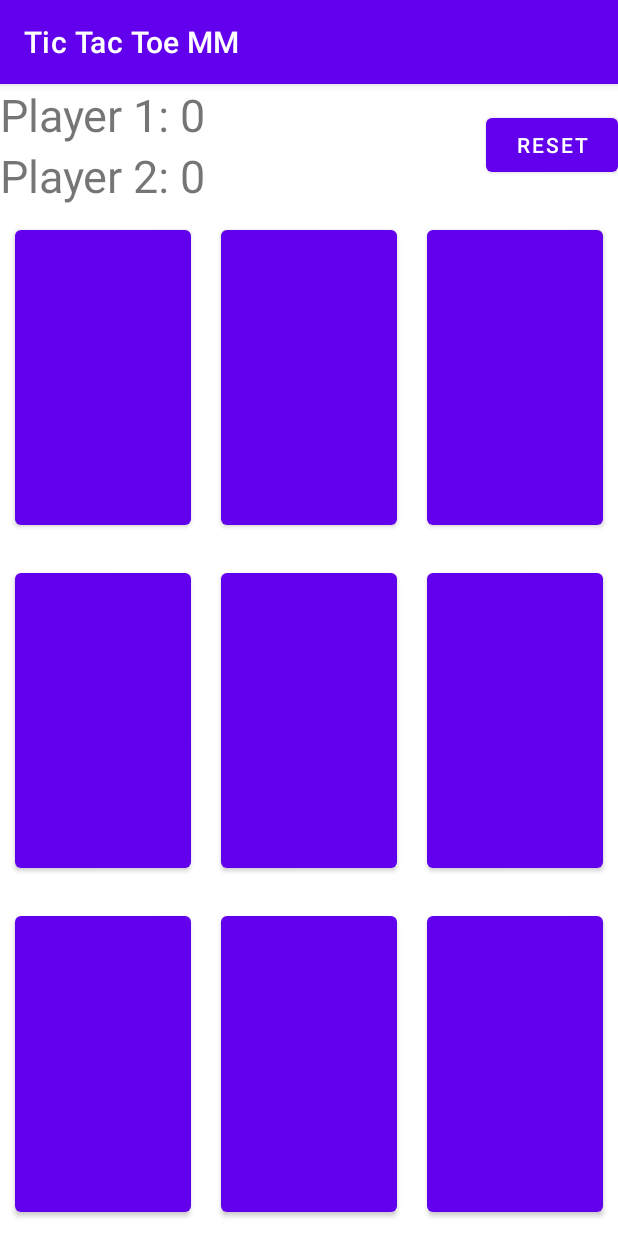
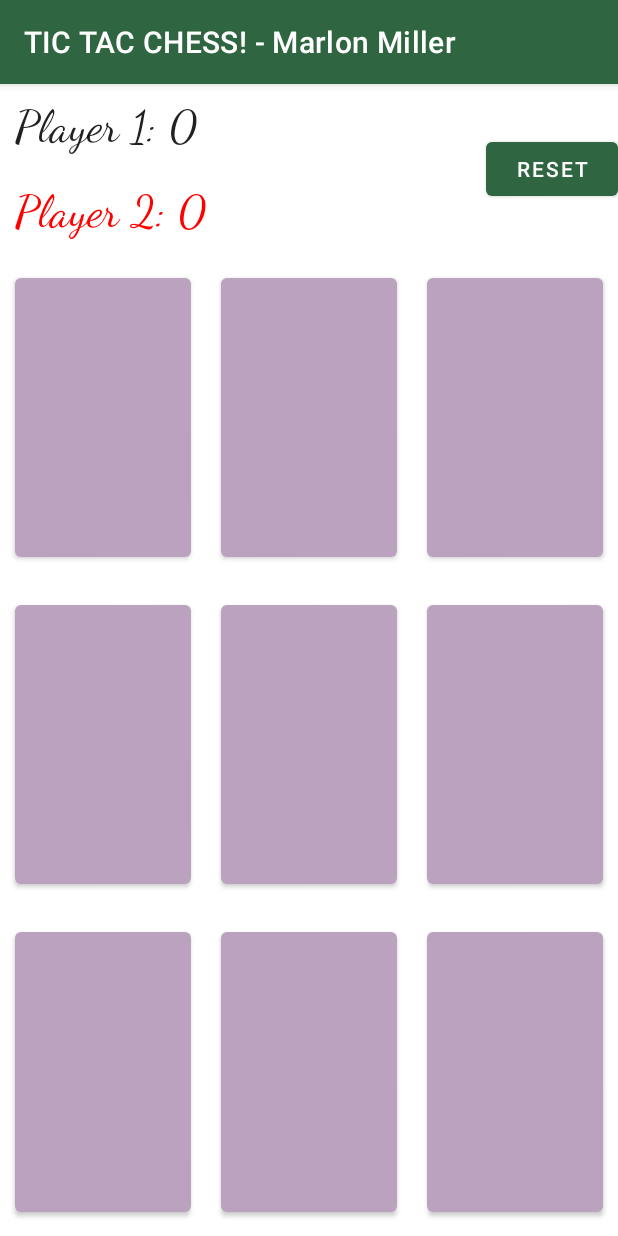
Before and after one commit to mmiller2001/Tic_Tac_Toe_MM, an Android app: the screen it shows after launch (MainActivity), after a tap on "RESET", on a phone screen of 412 x 824 dp. Run offline under Robolectric (Android 15) with nearby library versions, the phone set to English and light mode, and no system bars.

Commit message:
Random Color Generator && Chess Pieces with unique style of tic tac toe.

```diff
--- a/app/src/main/AndroidManifest.xml
+++ b/app/src/main/AndroidManifest.xml
@@ -11,7 +11,7 @@
         android:label="@string/app_name"
         android:roundIcon="@mipmap/ic_launcher_round"
         android:supportsRtl="true"
-        android:theme="@style/Theme.TicTacToeMM"
+        android:theme="@style/AOTGreen"
         tools:targetApi="31">
         <activity
             android:name=".MainActivity"
--- a/app/src/main/java/com/example/tictactoemm/MainActivity.java
+++ b/app/src/main/java/com/example/tictactoemm/MainActivity.java
@@ -3,11 +3,18 @@ package com.example.tictactoemm;
 import androidx.annotation.NonNull;
 import androidx.appcompat.app.AppCompatActivity;
 
+import android.graphics.Color;
+import android.media.Image;
+import android.media.MediaPlayer;
 import android.os.Bundle;
+import android.provider.MediaStore;
 import android.view.View;
 import android.widget.Button;
+import android.widget.ImageButton;
 import android.widget.TextView;
 import android.widget.Toast;
+
+import java.util.Random;
 
 public class MainActivity extends AppCompatActivity implements View.OnClickListener {
 
@@ -21,6 +28,8 @@ public class MainActivity extends AppCompatActivity implements View.OnClickListe
 
     private TextView textViewPlayer1;
     private TextView textViewPlayer2;
+
+    MediaPlayer player;
 
     @Override
     protected void onCreate(Bundle savedInstanceState) {
@@ -55,9 +64,11 @@ public class MainActivity extends AppCompatActivity implements View.OnClickListe
         }
 
         if (player1Turn) {
-            ((Button)v).setText("X");
+            ((Button)v).setText("♚");
+            ((Button)v).setBackgroundColor(Color.BLACK);
         } else {
-            ((Button)v).setText("O");
+            ((Button)v).setText("♜");
+            ((Button)v).setBackgroundColor(Color.RED);
         }
 
         roundCount++;
@@ -118,6 +129,8 @@ public class MainActivity extends AppCompatActivity implements View.OnClickListe
     private void player1Wins() {
         player1Points++;
         Toast.makeText(this, "Player 1 wins!", Toast.LENGTH_SHORT).show();
+        player = MediaPlayer.create(this,R.raw.erenjaegar);
+        player.start();
         updatePointsText();
         resetBoard();
     }
@@ -125,12 +138,16 @@ public class MainActivity extends AppCompatActivity implements View.OnClickListe
     private void player2Wins() {
         player2Points++;
         Toast.makeText(this, "Player 2 wins!", Toast.LENGTH_SHORT).show();
+        player = MediaPlayer.create(this,R.raw.oioioi);
+        player.start();
         updatePointsText();
         resetBoard();
     }
 
     private void draw() {
         Toast.makeText(this,"Draw!", Toast.LENGTH_SHORT).show();
+        player = MediaPlayer.create(this,R.raw.fail);
+        player.start();
         resetBoard();
     }
 
@@ -140,9 +157,13 @@ public class MainActivity extends AppCompatActivity implements View.OnClickListe
     }
 
     private void resetBoard() {
+        Random rnd = new Random();
+        int color = Color.argb(255, rnd.nextInt(256), rnd.nextInt(256), rnd.nextInt(256));
+
         for(int i = 0; i < 3; i++){
             for(int j = 0; j < 3; j++) {
                 buttons[i][j].setText("");
+                buttons[i][j].setBackgroundColor(color);
             }
         }
 
--- a/app/src/main/res/layout/activity_main.xml
+++ b/app/src/main/res/layout/activity_main.xml
@@ -15,17 +15,33 @@
             android:id="@+id/text_view_p1"
             android:layout_width="wrap_content"
             android:layout_height="wrap_content"
+            android:layout_marginStart="10dp"
+            android:layout_marginTop="10dp"
+            android:layout_marginEnd="10dp"
+            android:layout_marginBottom="10dp"
+            android:fontFamily="cursive"
+            android:freezesText="true"
             android:text="Player 1: 0"
+            android:textAppearance="@style/TextAppearance.AppCompat.Body1"
             android:textSize="30sp"
-            android:freezesText="true"/>
+            android:typeface="normal" />
+
         <TextView
             android:id="@+id/text_view_p2"
             android:layout_width="wrap_content"
             android:layout_height="wrap_content"
             android:layout_below="@+id/text_view_p1"
+            android:layout_marginStart="10dp"
+            android:layout_marginTop="10dp"
+            android:layout_marginEnd="10dp"
+            android:layout_marginBottom="10dp"
+            android:fontFamily="cursive"
+            android:freezesText="true"
             android:text="Player 2: 0"
+            android:textAppearance="@style/TextAppearance.AppCompat.Body1"
+            android:textColor="#FF0000"
             android:textSize="30sp"
-            android:freezesText="true"/>
+            android:typeface="normal" />
 
         <Button
             android:id="@+id/button_reset"
--- a/app/src/main/res/values/colors.xml
+++ b/app/src/main/res/values/colors.xml
@@ -7,4 +7,5 @@
     <color name="teal_700">#FF018786</color>
     <color name="black">#FF000000</color>
     <color name="white">#FFFFFFFF</color>
+    <color name="greenAOT">#2f6540</color>
 </resources>
--- a/app/src/main/res/values/strings.xml
+++ b/app/src/main/res/values/strings.xml
@@ -1,3 +1,3 @@
 <resources>
-    <string name="app_name">Tic Tac Toe MM</string>
+    <string name="app_name">TIC TAC CHESS! - Marlon Miller</string>
 </resources>
--- a/app/src/main/res/values/themes.xml
+++ b/app/src/main/res/values/themes.xml
@@ -13,4 +13,18 @@
         <item name="android:statusBarColor" tools:targetApi="l">?attr/colorPrimaryVariant</item>
         <!-- Customize your theme here. -->
     </style>
+
+    <style name="AOTGreen" parent="Theme.MaterialComponents.DayNight.DarkActionBar">
+        <!-- Primary brand color. -->
+        <item name="colorPrimary">@color/greenAOT</item>
+<!--        <item name="colorPrimaryVariant">@color/purple_700</item>-->
+<!--        <item name="colorOnPrimary">@color/white</item>-->
+<!--        &lt;!&ndash; Secondary brand color. &ndash;&gt;-->
+<!--        <item name="colorSecondary">@color/teal_200</item>-->
+<!--        <item name="colorSecondaryVariant">@color/teal_700</item>-->
+<!--        <item name="colorOnSecondary">@color/black</item>-->
+<!--        &lt;!&ndash; Status bar color. &ndash;&gt;-->
+<!--        <item name="android:statusBarColor" tools:targetApi="l">?attr/colorPrimaryVariant</item>-->
+<!--        &lt;!&ndash; Customize your theme here. &ndash;&gt;-->
+    </style>
 </resources>
```
Also changed, not shown: app/src/main/res/drawable-v24/eren_jaegar.png (added), app/src/main/res/drawable-v24/reiner_braun.png (added), 4 other files.
